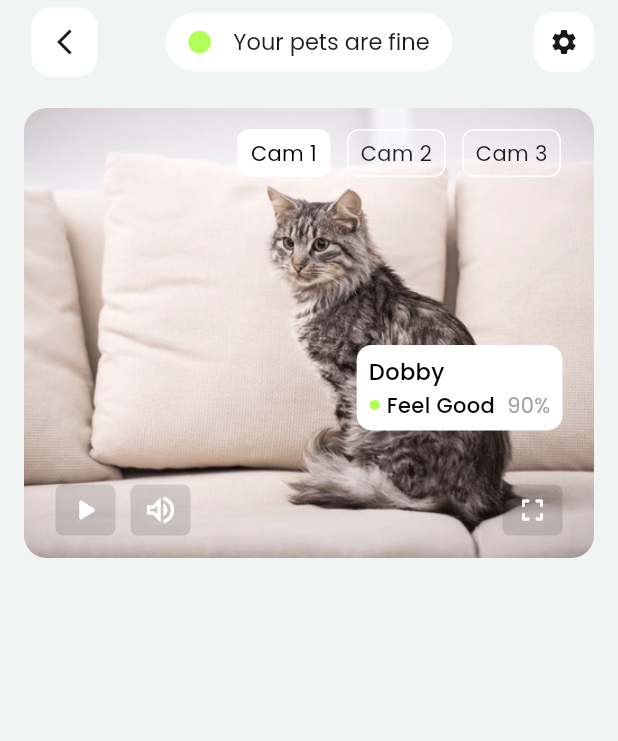
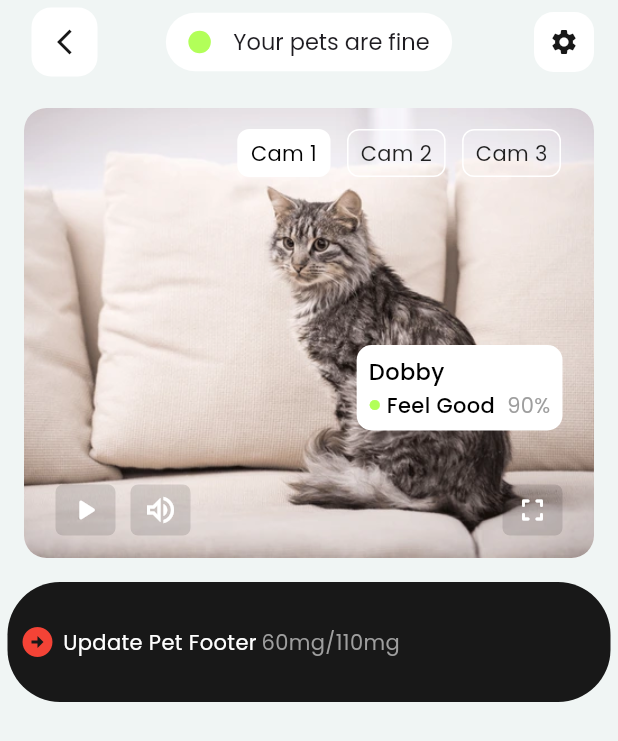
Before and after one commit to ragulsarma/smart-home-app, a Flutter app: the PetHomePage screen opened directly, on a phone screen of 412 x 824 dp. Shown: the top 741 px of the screen. Run offline on Flutter 3.47's test engine with Material 3 defaults, Android fonts, the phone set to English and light mode, and no system bars; network calls fail.

Commit message:
bottom widget development on pet online view page

```diff
--- a/lib/screens/pet_home_page.dart
+++ b/lib/screens/pet_home_page.dart
@@ -1,5 +1,6 @@
 import 'package:flutter/material.dart';
 import 'package:smart_home_ui/utils/app_colors.dart';
+import 'package:smart_home_ui/widgets/pet_page_widgets/bottom_button_widget.dart';
 import 'package:smart_home_ui/widgets/pet_page_widgets/pet_cam_view_widget.dart';
 
 class PetHomePage extends StatefulWidget {
@@ -77,7 +78,7 @@ class _PetHomePageState extends State<PetHomePage> {
         ],
       ),
       body: const Column(
-        children: [PetCamViewWidget()],
+        children: [PetCamViewWidget(), BottomButtonWidget()],
       ),
     );
   }
--- /dev/null
+++ b/lib/widgets/pet_page_widgets/bottom_button_widget.dart
@@ -0,0 +1,47 @@
+import 'package:flutter/material.dart';
+import 'package:smart_home_ui/utils/app_colors.dart';
+
+class BottomButtonWidget extends StatefulWidget {
+  const BottomButtonWidget({Key? key}) : super(key: key);
+
+  @override
+  State<BottomButtonWidget> createState() => _BottomButtonWidgetState();
+}
+
+class _BottomButtonWidgetState extends State<BottomButtonWidget> {
+  @override
+  Widget build(BuildContext context) {
+    return Container(
+      padding: const EdgeInsets.symmetric(horizontal: 8, vertical: 5),
+      margin: const EdgeInsets.symmetric(horizontal: 5),
+      height: 80,
+      decoration: const BoxDecoration(
+          // border: Border.all(color: Colors.white),
+          color: AppColors.primaryColor,
+          borderRadius: BorderRadius.all(Radius.circular(35))),
+      child: Row(
+        children: [
+          Container(
+            decoration: const BoxDecoration(
+                color: AppColors.primaryColor,
+                borderRadius: BorderRadius.all(Radius.circular(35))),
+            child: const Icon(
+              Icons.arrow_circle_right_sharp,
+              color: Colors.red,
+            ),
+          ),
+          const SizedBox(width: 5),
+          const Text(
+            'Update Pet Footer',
+            style: TextStyle(color: Colors.white),
+          ),
+          const SizedBox(width: 3),
+          const Text(
+            '60mg/110mg',
+            style: TextStyle(color: Colors.grey),
+          ),
+        ],
+      ),
+    );
+  }
+}
--- a/lib/widgets/pet_page_widgets/pet_cam_view_widget.dart
+++ b/lib/widgets/pet_page_widgets/pet_cam_view_widget.dart
@@ -27,7 +27,8 @@ class _PetCamViewWidgetState extends State<PetCamViewWidget> {
         children: [
           topButtonsWidget(),
           Positioned(bottom: 70, right: 0, child: cameraStatusWidget()),
-          Expanded(child: bottomRowIcons()),
+          // Spacer(),
+          bottomRowIcons(),
           const SizedBox(height: 10)
         ],
       ),
```
